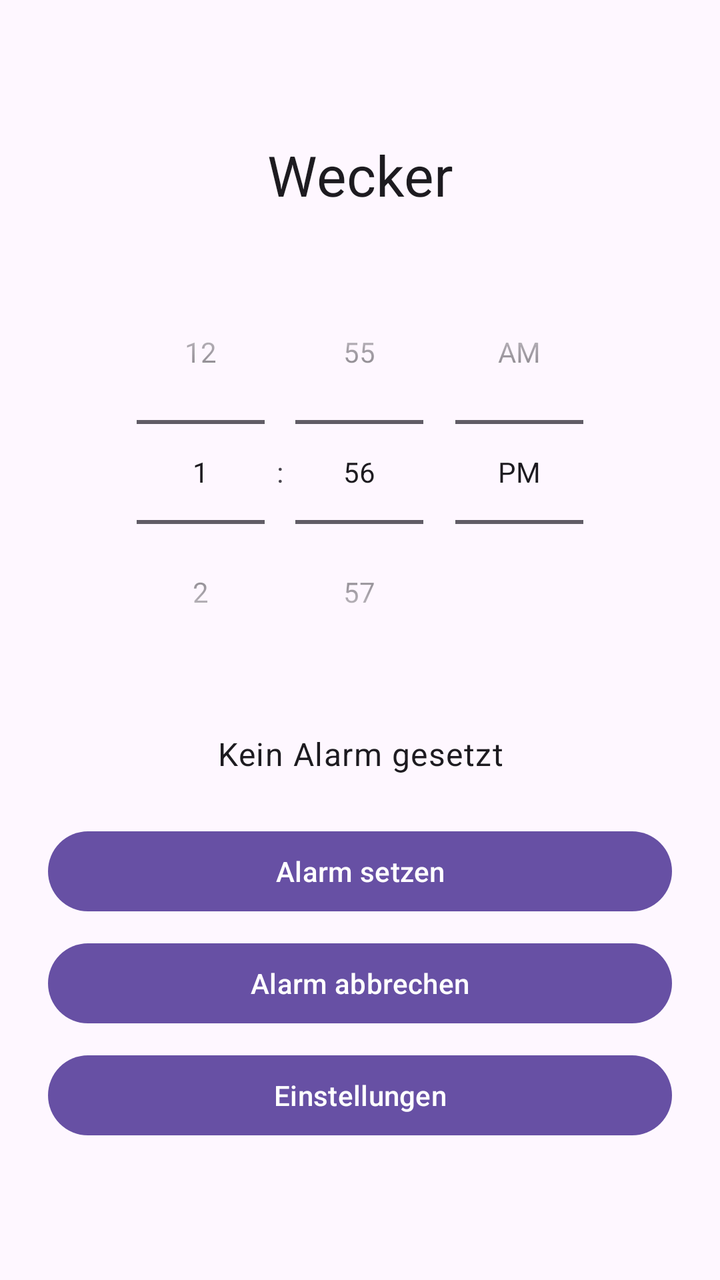
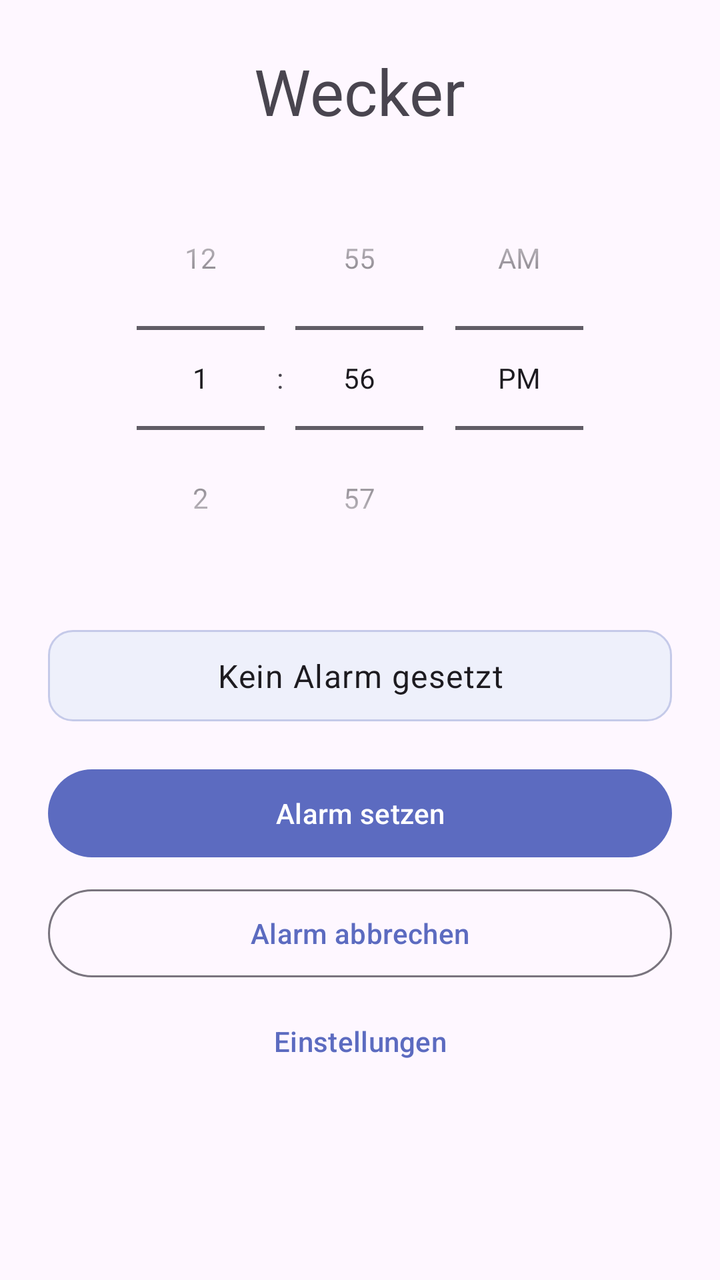

Screens rendered from an Android XML layout before and after an edit, with the pre-edit source and the edit as a unified diff.
<!-- AndroidManifest.xml: application theme Theme.D_AlarmApp -->
<!-- res/layout/activity_main.xml -->
<?xml version="1.0" encoding="utf-8"?>
<androidx.constraintlayout.widget.ConstraintLayout xmlns:android="http://schemas.android.com/apk/res/android"
    xmlns:app="http://schemas.android.com/apk/res-auto"
    xmlns:tools="http://schemas.android.com/tools"
    android:id="@+id/main"
    android:layout_width="match_parent"
    android:layout_height="match_parent"
    android:padding="24dp"
    tools:context=".MainActivity">

    <LinearLayout
        android:layout_width="0dp"
        android:layout_height="wrap_content"
        android:gravity="center_horizontal"
        android:orientation="vertical"
        app:layout_constraintBottom_toBottomOf="parent"
        app:layout_constraintEnd_toEndOf="parent"
        app:layout_constraintStart_toStartOf="parent"
        app:layout_constraintTop_toTopOf="parent">

        <TextView
            android:id="@+id/titleTextView"
            android:layout_width="wrap_content"
            android:layout_height="wrap_content"
            android:text="@string/main_title"
            android:textAppearance="@style/TextAppearance.Material3.HeadlineMedium" />

        <TimePicker
            android:id="@+id/alarmTimePicker"
            android:layout_width="wrap_content"
            android:layout_height="wrap_content"
            android:layout_marginTop="24dp"
            android:timePickerMode="spinner" />

        <TextView
            android:id="@+id/activeAlarmTextView"
            android:layout_width="match_parent"
            android:layout_height="wrap_content"
            android:layout_marginTop="24dp"
            android:gravity="center"
            android:text="@string/no_alarm_set"
            android:textAppearance="@style/TextAppearance.Material3.BodyLarge" />

        <Button
            android:id="@+id/setAlarmButton"
            android:layout_width="match_parent"
            android:layout_height="wrap_content"
            android:layout_marginTop="24dp"
            android:text="@string/set_alarm" />

        <Button
            android:id="@+id/cancelAlarmButton"
            android:layout_width="match_parent"
            android:layout_height="wrap_content"
            android:layout_marginTop="8dp"
            android:text="@string/cancel_alarm" />

        <Button
            android:id="@+id/settingsButton"
            android:layout_width="match_parent"
            android:layout_height="wrap_content"
            android:layout_marginTop="8dp"
            android:text="@string/settings" />

    </LinearLayout>

</androidx.constraintlayout.widget.ConstraintLayout>
<!-- resources referenced by this layout -->
<resources>
  <string name="cancel_alarm">Alarm abbrechen</string>
  <string name="main_title">Wecker</string>
  <string name="no_alarm_set">Kein Alarm gesetzt</string>
  <string name="set_alarm">Alarm setzen</string>
  <string name="settings">Einstellungen</string>
  <style name="Theme.D_AlarmApp" parent="Base.Theme.D_AlarmApp" />
  <style name="Base.Theme.D_AlarmApp" parent="Theme.Material3.DayNight.NoActionBar">
      </style>
</resources>

<!-- the commit's change to res/layout/activity_main.xml (unified diff, before → after) -->
@@ -5,63 +5,78 @@
     android:id="@+id/main"
     android:layout_width="match_parent"
     android:layout_height="match_parent"
-    android:padding="24dp"
     tools:context=".MainActivity">
 
-    <LinearLayout
+    <ScrollView
         android:layout_width="0dp"
-        android:layout_height="wrap_content"
-        android:gravity="center_horizontal"
-        android:orientation="vertical"
+        android:layout_height="0dp"
+        android:fillViewport="true"
         app:layout_constraintBottom_toBottomOf="parent"
         app:layout_constraintEnd_toEndOf="parent"
         app:layout_constraintStart_toStartOf="parent"
         app:layout_constraintTop_toTopOf="parent">
 
-        <TextView
-            android:id="@+id/titleTextView"
-            android:layout_width="wrap_content"
-            android:layout_height="wrap_content"
-            android:text="@string/main_title"
-            android:textAppearance="@style/TextAppearance.Material3.HeadlineMedium" />
-
-        <TimePicker
-            android:id="@+id/alarmTimePicker"
-            android:layout_width="wrap_content"
-            android:layout_height="wrap_content"
-            android:layout_marginTop="24dp"
-            android:timePickerMode="spinner" />
-
-        <TextView
-            android:id="@+id/activeAlarmTextView"
+        <LinearLayout
             android:layout_width="match_parent"
             android:layout_height="wrap_content"
-            android:layout_marginTop="24dp"
-            android:gravity="center"
-            android:text="@string/no_alarm_set"
-            android:textAppearance="@style/TextAppearance.Material3.BodyLarge" />
+            android:gravity="center_horizontal"
+            android:orientation="vertical"
+            android:paddingStart="24dp"
+            android:paddingEnd="24dp"
+            android:paddingTop="24dp"
+            android:paddingBottom="24dp">
 
-        <Button
-            android:id="@+id/setAlarmButton"
-            android:layout_width="match_parent"
-            android:layout_height="wrap_content"
-            android:layout_marginTop="24dp"
-            android:text="@string/set_alarm" />
+            <TextView
+                android:id="@+id/titleTextView"
+                android:layout_width="wrap_content"
+                android:layout_height="wrap_content"
+                android:text="@string/main_title"
+                android:textAppearance="@style/TextAppearance.Material3.HeadlineLarge" />
 
-        <Button
-            android:id="@+id/cancelAlarmButton"
-            android:layout_width="match_parent"
-            android:layout_height="wrap_content"
-            android:layout_marginTop="8dp"
-            android:text="@string/cancel_alarm" />
+            <TimePicker
+                android:id="@+id/alarmTimePicker"
+                android:layout_width="wrap_content"
+                android:layout_height="wrap_content"
+                android:layout_marginTop="16dp"
+                android:timePickerMode="spinner" />
 
-        <Button
-            android:id="@+id/settingsButton"
-            android:layout_width="match_parent"
-            android:layout_height="wrap_content"
-            android:layout_marginTop="8dp"
-            android:text="@string/settings" />
+            <TextView
+                android:id="@+id/activeAlarmTextView"
+                android:layout_width="match_parent"
+                android:layout_height="wrap_content"
+                android:layout_marginTop="20dp"
+                android:background="@drawable/bg_status_card"
+                android:gravity="center"
+                android:padding="12dp"
+                android:text="@string/no_alarm_set"
+                android:textAppearance="@style/TextAppearance.Material3.BodyLarge" />
 
-    </LinearLayout>
+            <Button
+                android:id="@+id/setAlarmButton"
+                android:layout_width="match_parent"
+                android:layout_height="wrap_content"
+                android:layout_marginTop="20dp"
+                android:minHeight="52dp"
+                android:text="@string/set_alarm" />
+
+            <Button
+                android:id="@+id/cancelAlarmButton"
+                style="@style/Widget.Material3.Button.OutlinedButton"
+                android:layout_width="match_parent"
+                android:layout_height="wrap_content"
+                android:layout_marginTop="8dp"
+                android:minHeight="52dp"
+                android:text="@string/cancel_alarm" />
+
+            <Button
+                android:id="@+id/settingsButton"
+                style="@style/Widget.Material3.Button.TextButton"
+                android:layout_width="match_parent"
+                android:layout_height="wrap_content"
+                android:layout_marginTop="4dp"
+                android:text="@string/settings" />
+
+        </LinearLayout>
+    </ScrollView>
 
 </androidx.constraintlayout.widget.ConstraintLayout>
<!-- resource entries referenced after the edit -->
@@ -1,12 +1,25 @@
 <!-- resources referenced by this layout -->
 <resources>
+  <!-- drawable bg_status_card (drawable) -->
+  <?xml version="1.0" encoding="utf-8"?>
+  <shape xmlns:android="http://schemas.android.com/apk/res/android">
+      <solid android:color="@color/colorStatusCardFill" />
+      <stroke android:width="1dp" android:color="@color/colorStatusCardStroke" />
+      <corners android:radius="12dp" />
+  </shape>
   <string name="cancel_alarm">Alarm abbrechen</string>
   <string name="main_title">Wecker</string>
   <string name="no_alarm_set">Kein Alarm gesetzt</string>
   <string name="set_alarm">Alarm setzen</string>
   <string name="settings">Einstellungen</string>
   <style name="Theme.D_AlarmApp" parent="Base.Theme.D_AlarmApp" />
+  <color name="colorStatusCardFill">#EEF0FB</color>
+  <color name="colorStatusCardStroke">#C5CAE9</color>
   <style name="Base.Theme.D_AlarmApp" parent="Theme.Material3.DayNight.NoActionBar">
+          <item name="colorPrimary">@color/colorPrimary</item>
+          <item name="colorOnPrimary">@color/colorOnPrimary</item>
       </style>
+  <color name="colorPrimary">#5C6BC0</color>
+  <color name="colorOnPrimary">#FFFFFF</color>
 </resources>
 
